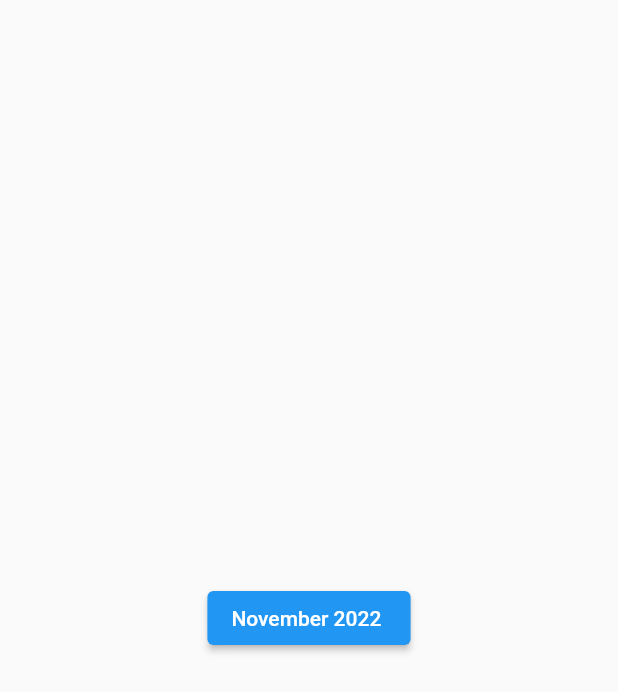
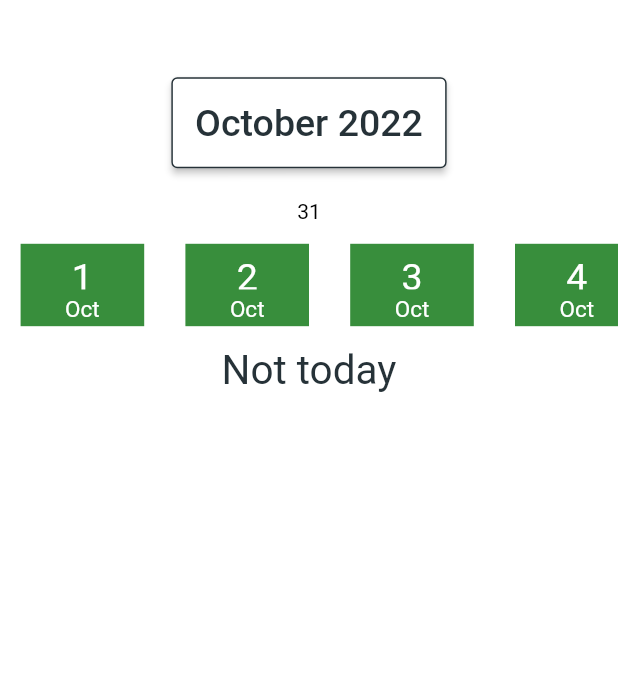
Before and after one commit to EndlessMat/section7, a Flutter app: the screen it shows after launch, on a phone screen of 412 x 824 dp. Shown: the top 692 px of the screen. Run offline on Flutter 3.47's test engine with Material 2 defaults, Android fonts, the light colour scheme and no system bars; our stand-ins replace google_fonts.

Commit message:
StackOverFlow_Save

```diff
--- a/lib/appbar.dart
+++ /dev/null
@@ -1,17 +0,0 @@
-//Implémenter "MyAppBar" avec le year picker, month picker et Calendrier
-
-import 'package:flutter/material.dart';
-import 'year_month_picker/my_year_month_picker.dart';
-import 'my_month_picker.dart';
-
-class MyAppBar extends StatelessWidget {
-  const MyAppBar({super.key});
-
-  @override
-  Widget build(BuildContext context) {
-    return Scaffold(
-      body: MyYearPicker(),
-      //MyMonthPicker(),
-    );
-  }
-}
--- /dev/null
+++ b/lib/appbar_widgets/my_month_year_picker.dart
@@ -0,0 +1,186 @@
+import 'package:flutter/material.dart';
+import 'package:google_fonts/google_fonts.dart';
+import './mycalendar.dart';
+
+class MyMonthYearPicker extends StatefulWidget {
+  const MyMonthYearPicker({Key? key}) : super(key: key);
+  @override
+  _MyMonthYearPickerState createState() => _MyMonthYearPickerState();
+}
+
+class _MyMonthYearPickerState extends State<MyMonthYearPicker> {
+  static int getDaysInMonth(int year, int month) {
+    if (month == DateTime.february) {
+      final bool isLeapYear =
+          (year % 4 == 0) && (year % 100 != 0) || (year % 400 == 0);
+      return isLeapYear ? 29 : 28;
+    }
+    const List<int> daysInMonth = <int>[
+      31,
+      -1,
+      31,
+      30,
+      31,
+      30,
+      31,
+      31,
+      30,
+      31,
+      30,
+      31
+    ];
+    return daysInMonth[month - 1];
+  }
+
+  final months = [
+    'January',
+    'February',
+    'March',
+    'April',
+    "May",
+    "June",
+    "July",
+    'August',
+    "September",
+    "October",
+    'November',
+    'December'
+  ];
+
+  final years = [
+    '2020',
+    '2021',
+    '2022',
+    '2023',
+    '2024',
+    '2025',
+    '2026',
+    '2027',
+    '2028',
+    '2029',
+    '2030',
+  ];
+
+  int selected_month = DateTime.now().month - 1;
+  int selected_year = DateTime.now().year - 2020;
+
+  @override
+  Widget build(BuildContext context) {
+    int day_in_month = getDaysInMonth(selected_year + 2020, selected_month + 1);
+    final screen_width = MediaQuery.of(context).size.width;
+    final screen_height = MediaQuery.of(context).size.height;
+    final font_style = GoogleFonts.slabo27px(
+        textStyle: TextStyle(
+      fontSize: 25,
+      color: Colors.blueGrey.shade900,
+    ));
+
+    return Column(
+      children: [
+        Center(
+          child: ElevatedButton(
+            style: ElevatedButton.styleFrom(
+              side: BorderSide(color: Colors.blueGrey.shade900),
+              padding: EdgeInsets.all(screen_width / 26),
+              backgroundColor: Colors.white,
+            ),
+            child: Text('${months[selected_month]} ${years[selected_year]}',
+                style: font_style), //Here is where I want to get the text
+            onPressed: () async {
+              await showModalBottomSheet(
+                  context: context,
+                  builder: (BuildContext context) {
+                    //final screen_width = MediaQuery.of(context).size.width;
+                    return Container(
+                      color: Colors.white,
+                      height: screen_height / 2.5,
+                      child: Expanded(
+                        child: Row(
+                          children: [
+                            Container(
+                              width: screen_width / 2,
+                              child: ListWheelScrollView.useDelegate(
+                                itemExtent: 50,
+                                controller: FixedExtentScrollController(
+                                  initialItem: (selected_month),
+                                ),
+                                perspective: 0.001,
+                                diameterRatio: 1.6,
+                                physics: FixedExtentScrollPhysics(),
+                                squeeze: 1.0,
+                                overAndUnderCenterOpacity: 0.2,
+                                useMagnifier: true,
+                                magnification: 1.3,
+                                onSelectedItemChanged: (index) {
+                                  selected_month = index;
+                                  day_in_month = getDaysInMonth(
+                                      selected_year + 2020, selected_month + 1);
+
+                                  setState(() {}); // onchange update the ui
+                                },
+                                childDelegate: ListWheelChildBuilderDelegate(
+                                  childCount: months.length,
+                                  builder: (context, index) {
+                                    return Container(
+                                      child: Text(
+                                        "${months[index]}",
+                                        style: font_style,
+                                      ),
+                                    );
+                                  },
+                                ),
+                              ),
+                            ),
+                            Container(
+                              width: screen_width / 2,
+                              child: ListWheelScrollView.useDelegate(
+                                itemExtent: 50,
+                                controller: FixedExtentScrollController(
+                                  initialItem: (selected_year),
+                                ),
+                                perspective: 0.001,
+                                diameterRatio: 1.6,
+                                physics: FixedExtentScrollPhysics(),
+                                squeeze: 1.0,
+                                overAndUnderCenterOpacity: 0.2,
+                                useMagnifier: true,
+                                magnification: 1.3,
+                                onSelectedItemChanged: (index) {
+                                  selected_year = index;
+                                  day_in_month = getDaysInMonth(
+                                      selected_year + 2020, selected_month + 1);
+
+                                  setState(() {}); // onchange update the ui
+                                },
+                                childDelegate: ListWheelChildBuilderDelegate(
+                                  childCount: years.length,
+                                  builder: (context, index) {
+                                    return Container(
+                                      child: Text(
+                                        "${years[index]}",
+                                        style: font_style,
+                                      ),
+                                    );
+                                  },
+                                ),
+                              ),
+                            )
+                          ],
+                        ),
+                      ),
+                    );
+                  });
+              //setState(() {}); //or on closing the dialog
+            },
+          ),
+        ),
+        SizedBox(height: screen_height / 40),
+        Text(
+          day_in_month.toString(),
+          style: TextStyle(color: Colors.black),
+        ),
+        MyCalendar(day_in_month, months[selected_month]),
+      ],
+    );
+  }
+}
--- /dev/null
+++ b/lib/appbar_widgets/mycalendar.dart
@@ -0,0 +1,88 @@
+import 'package:intl/intl.dart';
+import 'package:flutter/material.dart';
+
+class MyCalendar extends StatefulWidget {
+  //const MyCalendar({Key? key}) : super(key: key);
+
+  final int days_in_month;
+  final String month;
+
+  MyCalendar(this.days_in_month, this.month);
+
+  @override
+  State<MyCalendar> createState() {
+    return _MyCalendarState(days_in_month, month);
+  }
+}
+
+class _MyCalendarState extends State<MyCalendar> {
+  int days_in_month;
+  String month;
+
+  _MyCalendarState(this.days_in_month, this.month);
+  late DateTime lastDayOfMonth;
+
+  int selectedIndex = (DateTime.now().day).toInt();
+
+  @override
+  @override
+  Widget build(BuildContext context) {
+    final screen_height = MediaQuery.of(context).size.height;
+    final screen_width = MediaQuery.of(context).size.width;
+
+    return Column(children: [
+      Container(
+        child: SingleChildScrollView(
+          child: SizedBox(
+            height: screen_height / 10,
+            child: ListView.builder(
+              itemCount: days_in_month,
+              scrollDirection: Axis.horizontal,
+              itemBuilder: (context, index) => Container(
+                height: screen_height / 10,
+                width: screen_height / 10,
+                margin: EdgeInsets.all(screen_width / 30),
+                color: Colors.green[700],
+                child: Column(
+                  children: [
+                    SizedBox(
+                      height: 8,
+                    ),
+                    Expanded(
+                      child: Align(
+                        alignment: FractionalOffset.center,
+                        child: Text(
+                          "${index + 1}",
+                          style: const TextStyle(
+                            color: Colors.white,
+                            fontSize: 25,
+                            //fontWeight: FontWeight.bold,
+                          ),
+                        ),
+                      ),
+                    ),
+                    Expanded(
+                      child: Align(
+                        alignment: FractionalOffset.bottomCenter,
+                        child: Text(
+                          month.substring(0, 3),
+                          style: const TextStyle(
+                            color: Colors.white,
+                            fontSize: 15,
+                          ),
+                        ),
+                      ),
+                    ),
+                    SizedBox(
+                      height: 2,
+                    ),
+                  ],
+                ),
+              ),
+            ),
+          ),
+        ),
+      ),
+    ]);
+  }
+}
--- /dev/null
+++ b/lib/body_widgets/changing_text.dart
@@ -0,0 +1,24 @@
+import 'package:flutter/material.dart';
+import 'package:google_fonts/google_fonts.dart';
+
+class ChangingTextt extends StatelessWidget {
+  DateTime datetime;
+
+  ChangingTextt(this.datetime, {super.key});
+
+  @override
+  Widget build(BuildContext context) {
+    return Container(
+      alignment: Alignment.center,
+      child: Text(
+        DateTime.now() == datetime ? 'Not today' : 'Today',
+        style: GoogleFonts.slabo27px(
+          textStyle: TextStyle(
+            fontSize: 27,
+            color: Colors.blueGrey.shade900,
+          ),
+        ),
+      ),
+    );
+  }
+}
--- /dev/null
+++ b/lib/homepage.dart
@@ -0,0 +1,38 @@
+//Implémenter "MyAppBar" avec le year picker, month picker et Calendrier
+
+import 'package:flutter/material.dart';
+import 'appbar_widgets/my_month_year_picker.dart';
+import 'package:google_fonts/google_fonts.dart';
+import './body_widgets/changing_text.dart';
+
+class HomePage extends StatelessWidget {
+  const HomePage({super.key});
+
+  @override
+  Widget build(BuildContext context) {
+    final screen_height = MediaQuery.of(context).size.height;
+
+    return Scaffold(
+        backgroundColor: Colors.white,
+        body: Column(children: [
+          SizedBox(
+            height: screen_height / 16,
+          ),
+          MyMonthYearPicker(),
+          ChangingTextt(DateTime.now()),
+        ]));
+
+    // return Scaffold(
+    //     backgroundColor: Colors.white,
+    //     appBar: AppBar(
+    //       backgroundColor: Colors.white,
+    //       toolbarHeight: MediaQuery.of(context).size.height / 4.5,
+    //       title: MyMonthYearPicker(),
+    //     ),
+    //     body: Column(
+    //       children: [
+    //         ChangingTextt(DateTime.now()),
+    //       ],
+    //     ));
+  }
+}
--- a/lib/main.dart
+++ b/lib/main.dart
@@ -1,5 +1,5 @@
 import 'package:flutter/material.dart';
-import './appbar.dart';
+import 'homepage.dart';
 
 void main() {
   runApp(MyApp());
@@ -10,7 +10,7 @@ class MyApp extends StatelessWidget {
   Widget build(BuildContext context) {
     return MaterialApp(
       debugShowCheckedModeBanner: false,
-      home: MyAppBar(),
+      home: HomePage(),
     );
   }
 }
--- a/lib/year_month_picker/my_year_month_picker.dart
+++ /dev/null
@@ -1,127 +0,0 @@
-import 'package:flutter/material.dart';
-import './year.dart';
-import './month.dart';
-
-class MyYearPicker extends StatefulWidget {
-  const MyYearPicker({super.key});
-
-  @override
-  State<MyYearPicker> createState() => _MyYearPickerState();
-}
-
-class _MyYearPickerState extends State<MyYearPicker> {
-  late FixedExtentScrollController _controller;
-  int currentMonthSelected = ((DateTime.now().month).toInt());
-
-  List<String> months = [
-    'January',
-    'February',
-    'March',
-    'April',
-    "May",
-    "June",
-    "July",
-    'August',
-    "September",
-    "October",
-    'November',
-    'December'
-  ];
-  String the_month = [
-    'January',
-    'February',
-    'March',
-    'April',
-    "May",
-    "June",
-    "July",
-    'August',
-    "September",
-    "October",
-    'November',
-    'December'
-  ][((DateTime.now().month).toInt())];
-
-  int currentYearSelected = ((DateTime.now().year).toInt());
-  String the_year = ((DateTime.now().year).toInt()).toString();
-
-  @override
-  void initState() {
-    // TODO: implement initState
-    super.initState();
-
-    _controller = FixedExtentScrollController();
-    currentMonthSelected = (DateTime.now().month).toInt();
-    String theMonth = months[currentMonthSelected];
-
-    currentYearSelected = (DateTime.now().year).toInt();
-    String theYear = currentYearSelected.toString();
-  }
-
-  @override
-  Widget build(BuildContext context) {
-    return Center(
-      child: ElevatedButton(
-        child: Text('$the_month $the_year '),
-        onPressed: (() => showModalBottomSheet(
-            context: context,
-            builder: (BuildContext context) {
-              return Stack(
-                children: [
-                  Row(children: [
-                    Expanded(
-                      child: Container(
-                        color: Colors.black,
-                        height: 300,
-                        child: ListWheelScrollView.useDelegate(
-                          onSelectedItemChanged: (value) => setState(() {
-                            currentMonthSelected = value;
-                          }),
-                          controller: _controller,
-                          physics: const FixedExtentScrollPhysics(),
-                          // useMagnifier: true,
-                          // magnification: 1.25,
-                          perspective: 0.005,
-                          diameterRatio: 1.2,
-                          itemExtent: 50,
-                          childDelegate: ListWheelChildBuilderDelegate(
-                            childCount: 12,
-                            builder: ((context, index) {
-                              return MyMonth(month: (index));
-                            }),
-                          ),
-                        ),
-                      ),
-                    ),
-                    Expanded(
-                      child: Container(
-                        color: Colors.black,
-                        height: 300,
-                        child: ListWheelScrollView.useDelegate(
-                          onSelectedItemChanged: (value) => setState(() {
-                            currentYearSelected = value;
-                          }),
-                          controller: _controller,
-                          physics: const FixedExtentScrollPhysics(),
-                          // useMagnifier: true,
-                          // magnification: 1.25,
-                          perspective: 0.005,
-                          diameterRatio: 1.2,
-                          itemExtent: 50,
-                          childDelegate: ListWheelChildBuilderDelegate(
-                            childCount: 5,
-                            builder: ((context, index) {
-                              return MyYear(year: (index + 2022));
-                            }),
-                          ),
-                        ),
-                      ),
-                    ),
-                  ]),
-                ],
-              );
-            })),
-      ),
-    );
-  }
-}
--- a/widget_appbar.txt
+++ b/widget_appbar.txt
@@ -86,8 +86,3 @@ class _MyYearPickerState extends State<MyYearPicker> {
     );
   }
 }
-
-
-
-
-git config --global user.email "mathieu.magnin07@gmail.com"
```
Also changed, not shown: a_implementer.txt (+13 -3 lines), lib/my_month_picker.dart (deleted, +0 -15 lines), lib/year_month_picker/month.dart (deleted, +0 -37 lines), lib/year_month_picker/year.dart (deleted, +0 -23 lines), pubspec.yaml (+14 -12 lines), pubspec.lock, 8 other files.
